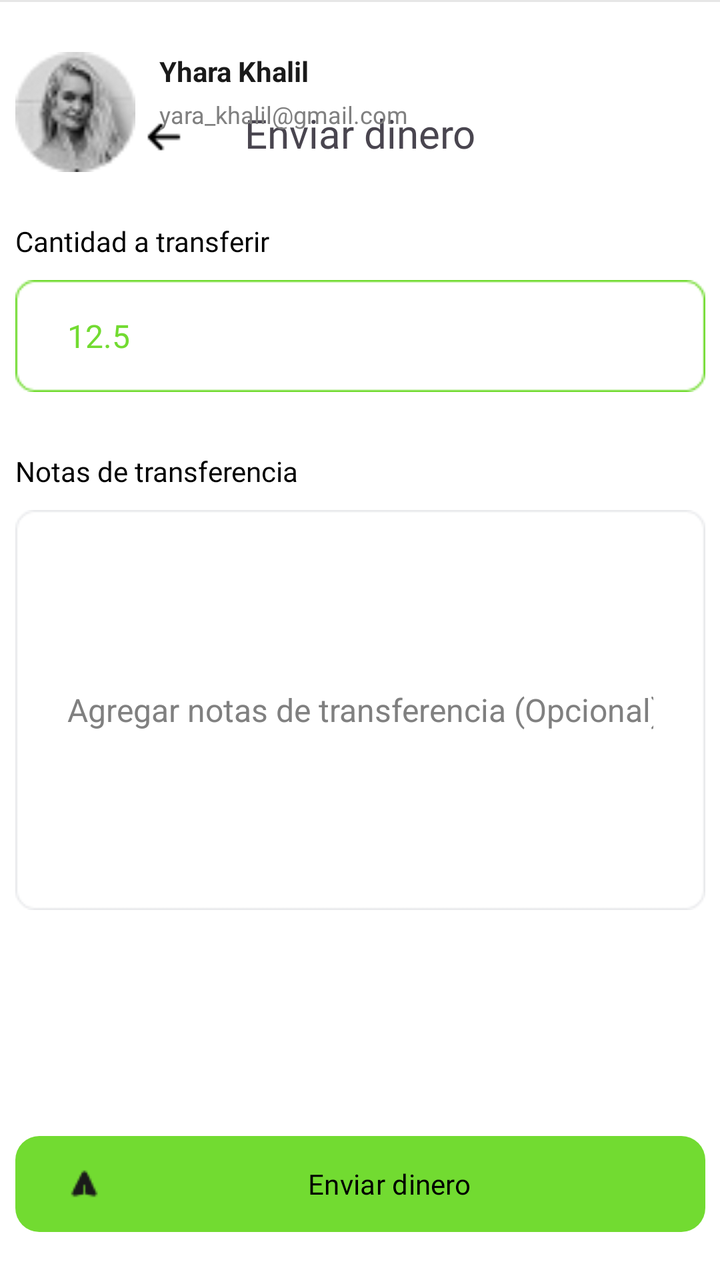
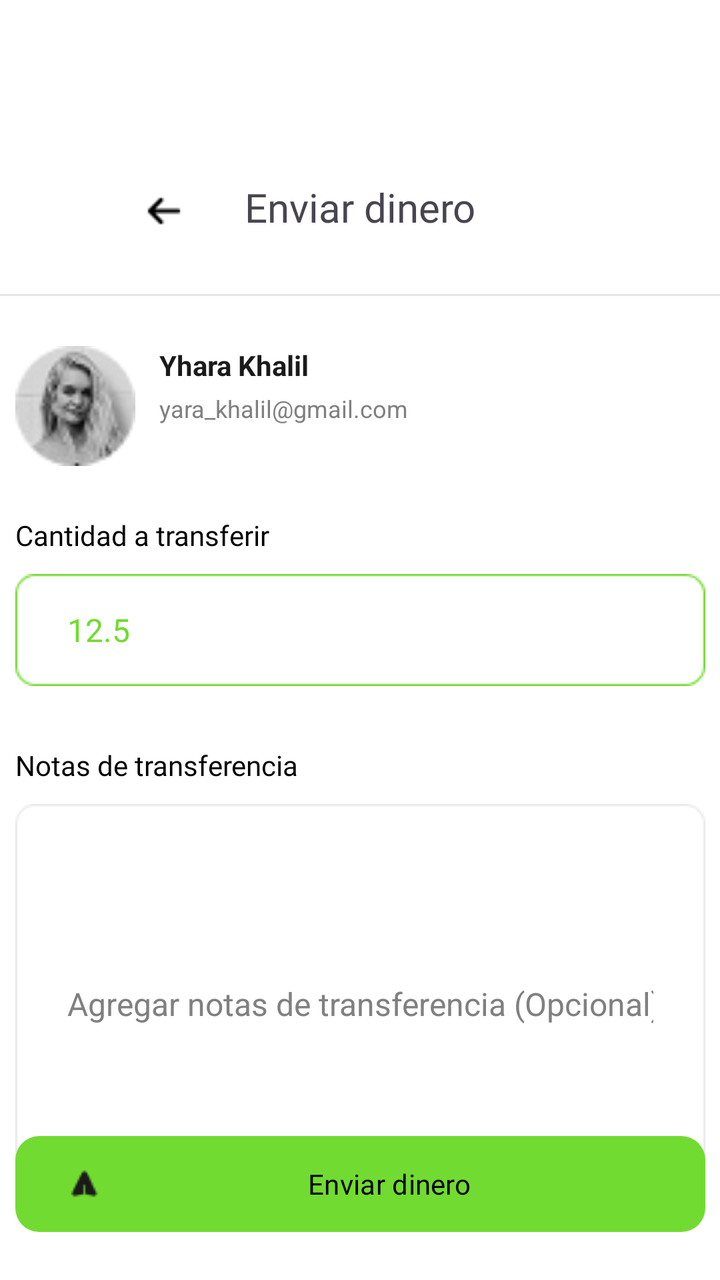

Two renders of the same Android screen: before a commit and after it. Below are the layout's source before the change and the commit's diff.
<!-- AndroidManifest.xml: application theme Theme.AlkeWallet -->
<!-- res/layout/activity_send.xml -->
<?xml version="1.0" encoding="utf-8"?>
<androidx.constraintlayout.widget.ConstraintLayout
    xmlns:android="http://schemas.android.com/apk/res/android"
    xmlns:app="http://schemas.android.com/apk/res-auto"
    xmlns:tools="http://schemas.android.com/tools"
    android:layout_width="match_parent"
    android:layout_height="match_parent"
    android:background="@color/white">

    <TextView
        android:id="@+id/tvSendTitle"
        android:layout_width="wrap_content"
        android:layout_height="wrap_content"
        android:text="Enviar dinero"
        android:textSize="20sp"
        android:fontFamily="@font/jua"
        app:layout_constraintTop_toTopOf="parent"
        android:layout_marginTop="53dp"
        app:layout_constraintStart_toStartOf="parent"
        app:layout_constraintEnd_toEndOf="parent"/>

    <ImageView
        android:id="@+id/ivBackArrow"
        android:layout_width="24dp"
        android:layout_height="24dp"

        app:srcCompat="@drawable/ic_back"
        app:layout_constraintTop_toTopOf="@id/tvProfileTitle"
        app:layout_constraintBottom_toBottomOf="@id/tvSendTitle"

        app:layout_constraintStart_toStartOf="parent"
        android:layout_marginStart="70dp"/>


    <ImageView
        android:id="@+id/ivDivider"
        android:layout_width="wrap_content"
        android:layout_height="wrap_content"
        app:layout_constraintEnd_toEndOf="parent"
        app:layout_constraintStart_toStartOf="parent"
        app:srcCompat="@drawable/divider"
        tools:layout_editor_absoluteY="105dp" />

    <androidx.constraintlayout.widget.ConstraintLayout
        android:id="@+id/layoutProfileInfo"
        android:layout_width="220dp"
        android:layout_height="60dp"
        android:layout_marginTop="25dp"
        app:layout_constraintEnd_toEndOf="parent"
        app:layout_constraintHorizontal_bias="0.0"
        app:layout_constraintStart_toStartOf="@id/tvSendMount"
        app:layout_constraintTop_toBottomOf="@id/ivDivider">

        

        <FrameLayout
            android:id="@+id/avatarContainer"
            android:layout_width="60dp"
            android:layout_height="60dp"

            app:layout_constraintBottom_toBottomOf="parent"
            app:layout_constraintStart_toStartOf="parent"
            app:layout_constraintTop_toTopOf="parent">

        <ImageView
            android:id="@+id/imgUsuario1"
            android:layout_width="60dp"
            android:layout_height="60dp"
            android:src="@drawable/prof_pict2" />
        </FrameLayout>

        

        <TextView
            android:id="@+id/tvNombre1"

            android:layout_width="wrap_content"
            android:layout_height="wrap_content"
            android:layout_marginStart="12dp"
            android:text="Yhara Khalil"
            android:textColor="#1A1A1A"
            android:textSize="14sp"
            android:textStyle="bold"
            app:layout_constraintStart_toEndOf="@id/avatarContainer"
            app:layout_constraintTop_toTopOf="@id/avatarContainer" />

        

        <TextView
            android:id="@+id/tvFecha1"
            android:layout_width="wrap_content"
            android:layout_height="wrap_content"
            android:layout_marginTop="4dp"
            android:text="yara_khalil@gmail.com"
            android:textColor="@color/correo_gris"
            android:textSize="12sp"
            app:layout_constraintStart_toStartOf="@id/tvNombre1"
            app:layout_constraintTop_toBottomOf="@id/tvNombre1" />


    </androidx.constraintlayout.widget.ConstraintLayout>

    

    <TextView
        android:id="@+id/tvSendMount"
        android:layout_width="wrap_content"
        android:layout_height="wrap_content"
        android:text="Cantidad a transferir"
        android:textSize="14sp"
        android:fontFamily="@font/jua"
        android:textColor="@color/black"
        app:layout_constraintTop_toBottomOf="@id/layoutProfileInfo"
        android:layout_marginTop="25dp"
        app:layout_constraintStart_toStartOf="@id/tvTransferNote"/>

    

    <EditText
        android:id="@+id/etMountOutput"
        android:layout_width="345dp"
        android:layout_height="56dp"
        android:inputType="text"
        android:hint="12.5"
        android:textSize="16sp"
        android:paddingHorizontal="26dp"
        android:textColorHint="@color/alke_verde"
        android:background="@drawable/bg_out_money"
        app:layout_constraintTop_toBottomOf="@id/tvSendMount"
        app:layout_constraintStart_toStartOf="@id/tvSendMount"
        android:layout_marginTop="10dp" />

    
    <TextView
        android:id="@+id/tvTransferNote"
        android:layout_width="wrap_content"
        android:layout_height="wrap_content"
        android:text="Notas de transferencia"
        android:textSize="14sp"
        android:fontFamily="@font/jua"
        android:textColor="@color/black"
        app:layout_constraintTop_toBottomOf="@id/etMountOutput"
        android:layout_marginTop="30dp"
        app:layout_constraintStart_toStartOf="@id/btnSend"/>


    

    <EditText
        android:id="@+id/etTransferNote"
        android:layout_width="345dp"
        android:layout_height="200dp"
        android:inputType="text"
        android:hint="Agregar notas de transferencia (Opcional)"
        android:textSize="16sp"
        android:paddingHorizontal="26dp"
        android:textColorHint="@color/correo_gris"
        android:background="@drawable/bg_note"
        app:layout_constraintTop_toBottomOf="@id/tvTransferNote"
        app:layout_constraintStart_toStartOf="parent"
        app:layout_constraintEnd_toEndOf="parent"
        android:layout_marginTop="10dp" />

    

    <Button
        android:id="@+id/btnSend"
        android:layout_width="345dp"
        android:layout_height="wrap_content"
        android:layout_marginBottom="24dp"

        android:background="@drawable/button_secondary"
        android:fontFamily="@font/jua"

        android:text="Enviar dinero"
        android:textAllCaps="false"
        android:textColor="@android:color/black"
        android:textSize="14sp"

        android:drawableLeft="@drawable/ic_send"
        android:drawablePadding="8dp"
        android:gravity="center"

        app:backgroundTint="@null"

        app:layout_constraintBottom_toBottomOf="parent"
        app:layout_constraintStart_toStartOf="parent"
        app:layout_constraintEnd_toEndOf="parent"/>


</androidx.constraintlayout.widget.ConstraintLayout>
<!-- resources referenced by this layout -->
<resources>
  <color name="alke_verde">#72DB31</color>
  <color name="black">#FF000000</color>
  <color name="correo_gris">"#808080"</color>
  <color name="white">#FFFFFFFF</color>
  <!-- drawable bg_note: png bitmap (drawable, 1388 bytes) -->
  <!-- drawable bg_out_money: png bitmap (drawable, 925 bytes) -->
  <!-- drawable button_secondary (drawable) -->
  <?xml version="1.0" encoding="utf-8"?>
  <shape xmlns:android="http://schemas.android.com/apk/res/android">
  
      <solid android:color="@color/alke_verde"/>
  
      <corners android:radius="12dp"/>
  </shape>
  <!-- drawable divider: png bitmap (drawable, 160 bytes) -->
  <!-- drawable ic_back: png bitmap (drawable, 257 bytes) -->
  <!-- drawable ic_send: png bitmap (drawable, 374 bytes) -->
  <!-- drawable prof_pict2: png bitmap (drawable, 2657 bytes) -->
  <style name="Theme.AlkeWallet" parent="Base.Theme.AlkeWallet" />
  <style name="Base.Theme.AlkeWallet" parent="Theme.Material3.DayNight.NoActionBar">
          
          
      </style>
</resources>

<!-- the commit's change to res/layout/activity_send.xml (unified diff, before → after) -->
@@ -15,7 +15,7 @@
         android:textSize="20sp"
         android:fontFamily="@font/jua"
         app:layout_constraintTop_toTopOf="parent"
-        android:layout_marginTop="53dp"
+        android:layout_marginTop="90dp"
         app:layout_constraintStart_toStartOf="parent"
         app:layout_constraintEnd_toEndOf="parent"/>
 
@@ -39,7 +39,8 @@
         app:layout_constraintEnd_toEndOf="parent"
         app:layout_constraintStart_toStartOf="parent"
         app:srcCompat="@drawable/divider"
-        tools:layout_editor_absoluteY="105dp" />
+        app:layout_constraintTop_toBottomOf="@id/tvSendTitle"
+        android:layout_marginTop="30dp" />
 
     <androidx.constraintlayout.widget.ConstraintLayout
         android:id="@+id/layoutProfileInfo"
@@ -124,6 +125,7 @@
         android:hint="12.5"
         android:textSize="16sp"
         android:paddingHorizontal="26dp"
+        android:textColor="@color/alke_verde"
         android:textColorHint="@color/alke_verde"
         android:background="@drawable/bg_out_money"
         app:layout_constraintTop_toBottomOf="@id/tvSendMount"
<!-- resource entries referenced after the edit -->
@@ -2,7 +2,7 @@
 <resources>
   <color name="alke_verde">#72DB31</color>
   <color name="black">#FF000000</color>
-  <color name="correo_gris">"#808080"</color>
+  <color name="correo_gris">#808080</color>
   <color name="white">#FFFFFFFF</color>
   <!-- drawable bg_note: png bitmap (drawable, 1388 bytes) -->
   <!-- drawable bg_out_money: png bitmap (drawable, 925 bytes) -->
